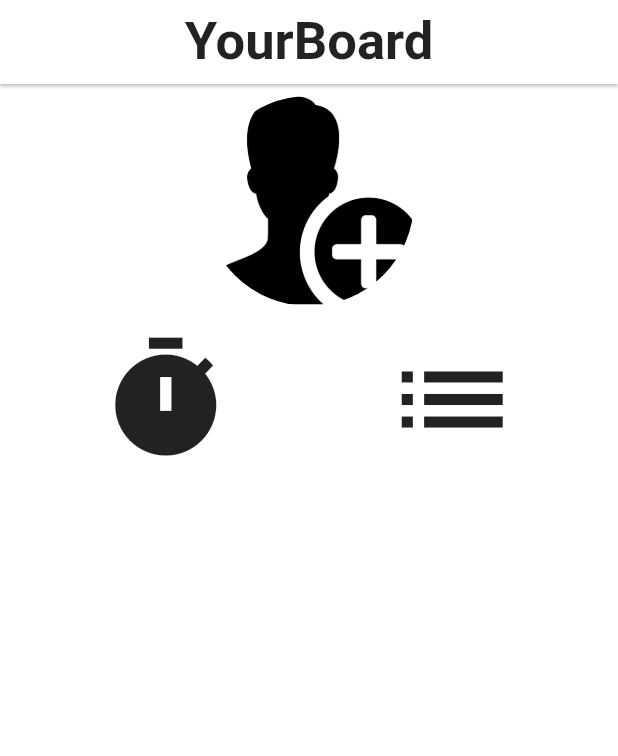
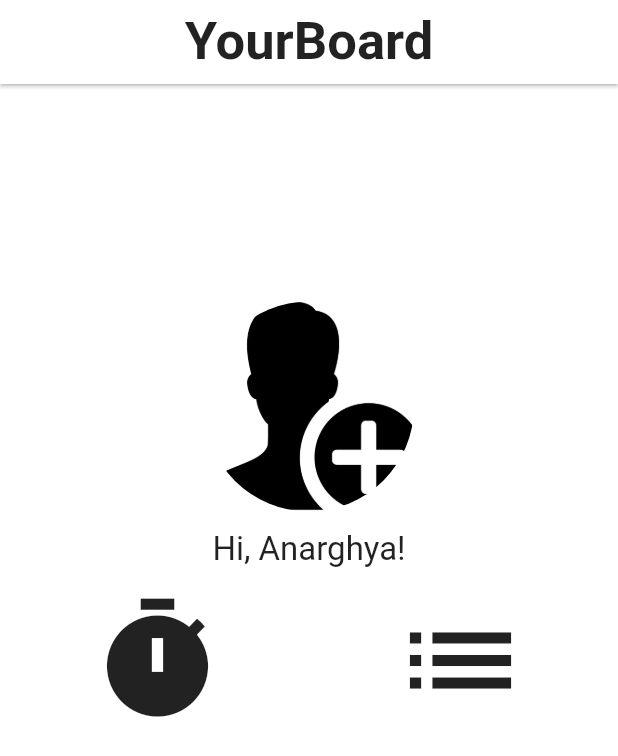
Before and after one commit to anarghya-das/YourBoard, a Flutter app: the screen it shows after launch, on a phone screen of 412 x 824 dp. Shown: the top 756 px of the screen. Run offline on Flutter 3.47's test engine with Material 2 defaults, Android fonts, the phone set to English and light mode, and no system bars; our stand-ins replace audioplayers, flutter_local_notifications, image_picker, random_string, shared_preferences.

Commit message:
:art: improved main screen design

```diff
--- a/lib/home.dart
+++ b/lib/home.dart
@@ -95,56 +95,58 @@ class _BoardState extends State<Board> {
 
   @override
   Widget build(BuildContext context) {
-    return Center(
-      child: Column(
-        children: <Widget>[
-          Stack(
-            alignment: Alignment.topCenter,
+    return Align(
+      alignment: Alignment.center,
+      child: Stack(
+        alignment: Alignment.center,
         children: <Widget>[
           Card(
-                margin: EdgeInsets.only(top: 100),
             elevation: 0,
             shape: RoundedRectangleBorder(
               borderRadius: BorderRadius.only(
-                      topLeft: Radius.circular(30),
-                      topRight: Radius.circular(30)),
+                  topLeft: Radius.circular(30), topRight: Radius.circular(30)),
             ),
             child: GridView.count(
               physics: BouncingScrollPhysics(),
               shrinkWrap: true,
-                  padding: const EdgeInsets.all(20.0),
-                  crossAxisSpacing: 10.0,
+              crossAxisSpacing: 0.0,
               crossAxisCount: 2,
               children: <Widget>[
                 IconButton(
                     onPressed: () {
-                          Navigator.push(
-                              context,
-                              MaterialPageRoute(
-                                  builder: (context) => TabPage()));
+                      Navigator.push(context,
+                          MaterialPageRoute(builder: (context) => TabPage()));
                     },
                     icon: Icon(Icons.timer, size: 90)),
                 IconButton(
                     onPressed: () {
-                          Navigator.push(
-                              context,
-                              MaterialPageRoute(
-                                  builder: (context) => ListRoot()));
+                      Navigator.push(context,
+                          MaterialPageRoute(builder: (context) => ListRoot()));
                     },
                     icon: Icon(Icons.list, size: 90)),
               ],
             ),
           ),
           Padding(
-                padding: const EdgeInsets.all(8.0),
+            padding: const EdgeInsets.only(bottom: 300.0),
             child: GestureDetector(
                 onTap: () {
                   getImage(ImageSource.gallery);
                 },
-                    child: showImage()),
+                child: Column(
+                  mainAxisAlignment: MainAxisAlignment.center,
+                  children: <Widget>[
+                    showImage(),
+                    Padding(
+                      padding: const EdgeInsets.only(top: 12.0),
+                      child: Text(
+                        "Hi, Anarghya!",
+                        style: TextStyle(fontSize: 22),
+                      ),
                     )
                   ],
-          ),
+                )),
+          )
         ],
       ),
     );
```
Lines whose indentation alone changed are shown as unchanged.
